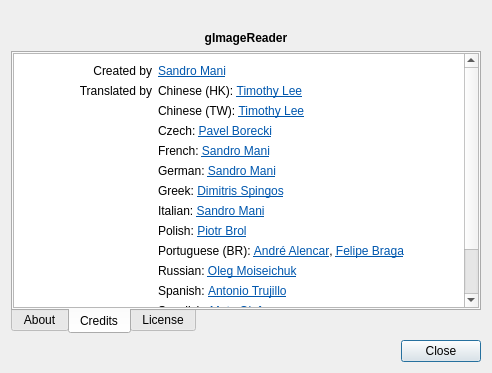
This is qt/data/AboutDialog.ui in manisandro/gImageReader as Qt 5 draws it before an edit. The edited form follows.
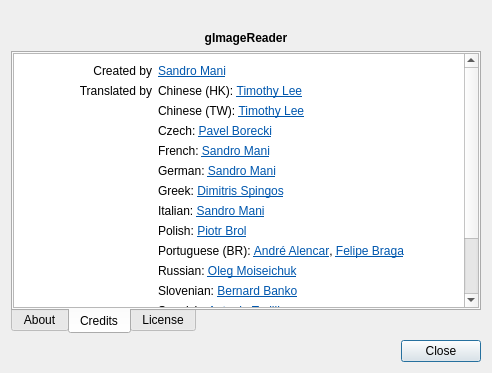
This is the edited form. The open tabs and pages were chosen to show the change. Icons and pictures are not drawn.

Commit message: Add slovenian translation credits

What changed in the file:
```diff
--- a/qt/data/AboutDialog.ui
+++ b/qt/data/AboutDialog.ui
@@ -183,6 +183,10 @@
 &lt;tr&gt;
 &lt;td&gt;&lt;/td&gt;
 &lt;td&gt;
+&lt;p style=&quot; margin-top:12px; margin-bottom:12px; margin-left:0px; margin-right:0px; -qt-block-indent:0; text-indent:0px;&quot;&gt;Slovenian: &lt;a href=&quot;mailto:beernarrd@gmail.com&quot;&gt;&lt;span style=&quot; text-decoration: underline; color:#0057ae;&quot;&gt;Bernard Banko&lt;/span&gt;&lt;/a&gt;&lt;/p&gt;&lt;/td&gt;&lt;/tr&gt;
+&lt;tr&gt;
+&lt;td&gt;&lt;/td&gt;
+&lt;td&gt;
 &lt;p style=&quot; margin-top:12px; margin-bottom:12px; margin-left:0px; margin-right:0px; -qt-block-indent:0; text-indent:0px;&quot;&gt;Spanish: &lt;a href=&quot;mailto:lunatc@gmail.com&quot;&gt;&lt;span style=&quot; text-decoration: underline; color:#0057ae;&quot;&gt;Antonio Trujillo&lt;/span&gt;&lt;/a&gt;&lt;/p&gt;&lt;/td&gt;&lt;/tr&gt;
 &lt;tr&gt;
 &lt;td&gt;&lt;/td&gt;
```
The commit also changes 1 other file.
